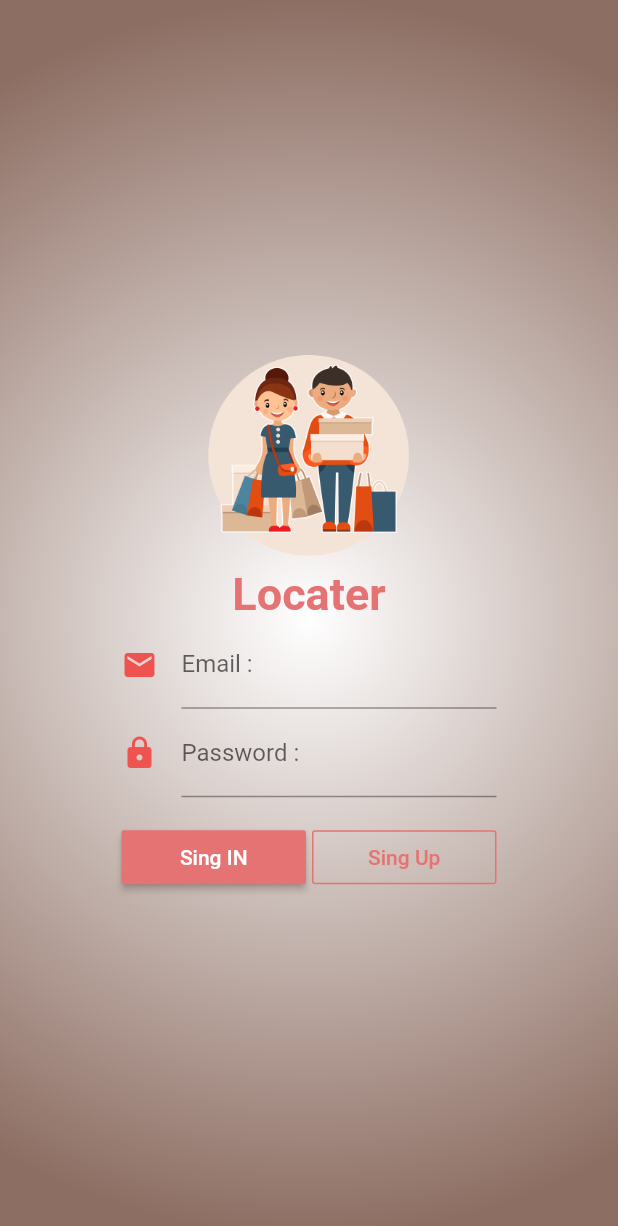
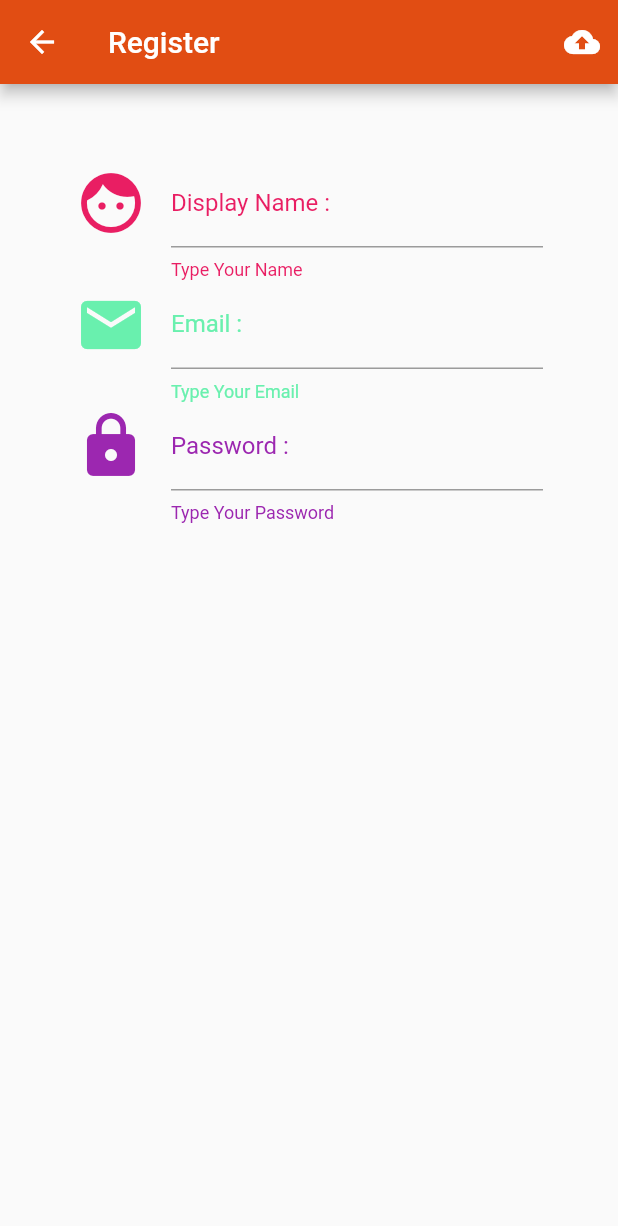
Before and after one commit to MAythinee/Locater, a Flutter app: the screen it shows after launch, after a tap on "Sing Up", on a phone screen of 412 x 824 dp. Shown: the top 1226 px of the screen. Run offline on Flutter 3.47's test engine with Material 2 defaults, Android fonts, the phone set to English and light mode, and no system bars.

Commit message:
Design UI Register

```diff
--- a/lib/screens/home.dart
+++ b/lib/screens/home.dart
@@ -1,4 +1,6 @@
 import 'package:flutter/material.dart';
+import 'package:locater/screens/my_style.dart';
+import 'package:locater/screens/register.dart';
 
 class Home extends StatefulWidget {
   //ถ่ายเท data
@@ -19,7 +21,10 @@ class _HomeState extends State<Home> {
           'Sing Up',
           style: TextStyle(color: Colors.red[300]),
         ),
-        onPressed: () {},
+        onPressed: () {
+          MaterialPageRoute materialPageRoute = MaterialPageRoute(builder: (BuildContext context) => Register());
+          Navigator.of(context).push(materialPageRoute);
+        },
       ),
     );
   }
@@ -105,7 +110,7 @@ class _HomeState extends State<Home> {
         child: Container(
           decoration: BoxDecoration(
             gradient: RadialGradient(
-              colors: [Colors.white, Colors.brown[400]],radius: 1.0,
+              colors: [Colors.white, MyStyle().myMainColor],radius: 1.0,
             ),
           ),
           child: Center(
--- /dev/null
+++ b/lib/screens/my_style.dart
@@ -0,0 +1,15 @@
+import 'package:flutter/material.dart';
+
+class MyStyle {
+
+  MyStyle();
+
+  Color myTextColor = Color.fromARGB(255, 55, 90, 111);
+  Color myMainColor = Color.fromARGB(255, 225, 77, 19);
+
+  double h1 = 30.0;
+  double h2 = 18.0;
+
+
+
+}
--- /dev/null
+++ b/lib/screens/register.dart
@@ -0,0 +1,87 @@
+import 'package:flutter/material.dart';
+import 'package:flutter/services.dart';
+import 'package:locater/screens/my_style.dart';
+
+class Register extends StatefulWidget {
+  @override
+  _RegisterState createState() => _RegisterState();
+}
+
+class _RegisterState extends State<Register> {
+  // Exlicit
+
+  // Method
+
+  Widget nameText() {
+    return TextFormField(
+      decoration: InputDecoration(
+          icon: Icon(
+            Icons.face,
+            size: 48.0,
+            color: Colors.pink,
+          ),
+          labelText: 'Display Name :',
+          labelStyle: TextStyle(color: Colors.pink),
+          helperText: 'Type Your Name',
+          helperStyle: TextStyle(color: Colors.pink)),
+    );
+  }
+
+  Widget emailText() {
+    return TextFormField(keyboardType: TextInputType.emailAddress,
+      decoration: InputDecoration(
+          icon: Icon(
+            Icons.email,
+            size: 48.0,
+            color: Colors.greenAccent,
+          ),
+          labelText: 'Email :',
+          labelStyle: TextStyle(color: Colors.greenAccent),
+          helperText: 'Type Your Email',
+          helperStyle: TextStyle(color: Colors.greenAccent),)
+    );
+  }
+
+  Widget passwordText() {
+    return TextFormField(
+      decoration: InputDecoration(
+          icon: Icon(
+            Icons.lock,
+            size: 48.0,
+            color: Colors.purple,
+          ),
+          labelText: 'Password :',
+          labelStyle: TextStyle(color: Colors.purple),
+          helperText: 'Type Your Password',
+          helperStyle: TextStyle(color: Colors.purple)),
+    );
+  }
+
+  Widget content() {
+    return ListView(
+      padding: EdgeInsets.all(50.0),
+      children: <Widget>[
+        nameText(), emailText(), passwordText(),
+      ],
+    );
+  }
+
+  Widget registerButton() {
+    return IconButton(
+      icon: Icon(Icons.cloud_upload),
+      onPressed: () {},
+    );
+  }
+
+  @override
+  Widget build(BuildContext context) {
+    return Scaffold(
+      appBar: AppBar(
+        backgroundColor: MyStyle().myMainColor,
+        title: Text('Register'),
+        actions: <Widget>[registerButton()],
+      ),
+      body: content(),
+    );
+  }
+}
```
